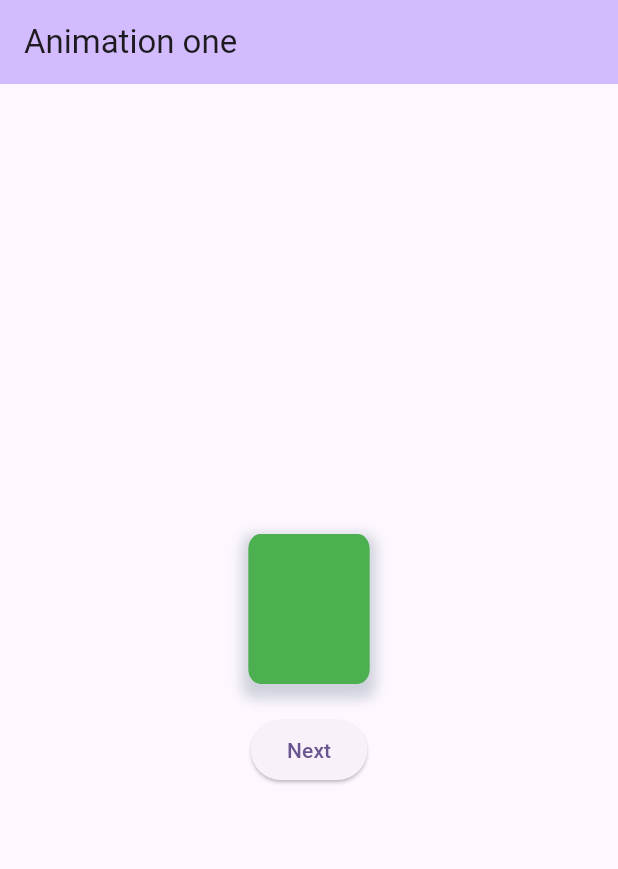
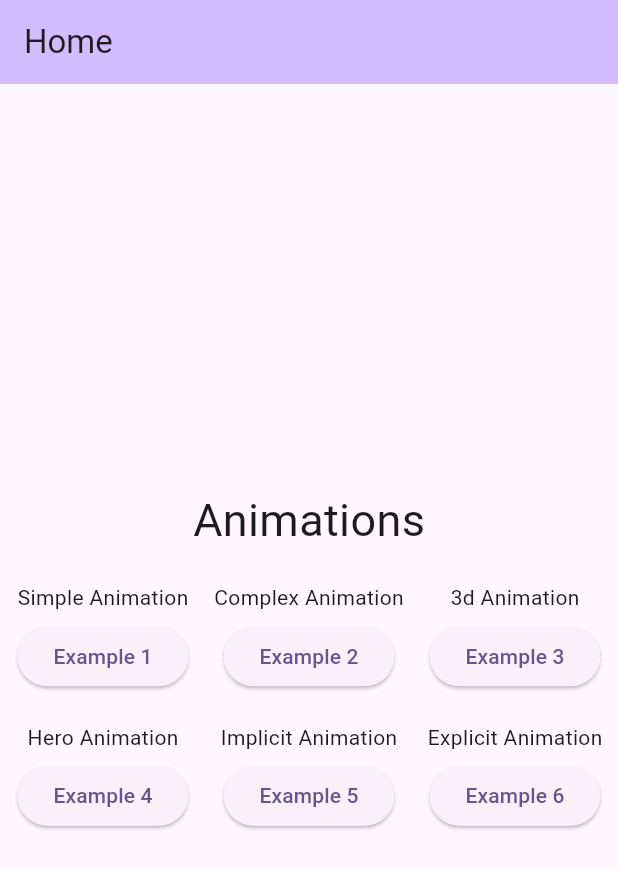
Before and after one commit to EasinHosen/animation_practice_flutter, a Flutter app: the screen it shows after launch, on a phone screen of 412 x 824 dp. Shown: the top 869 px of the screen. Run offline on Flutter 3.47's test engine with Material 2 defaults, Android fonts, the phone set to English and light mode, and no system bars.

Commit message:
feat: example five implicit animation feat: homepage added

```diff
--- a/lib/main.dart
+++ b/lib/main.dart
@@ -1,4 +1,4 @@
-import 'package:animation_practice/pages/example_one_page.dart';
+import 'package:animation_practice/pages/home_page.dart';
 import 'package:animation_practice/utils/app_routes.dart';
 import 'package:flutter/material.dart';
 
@@ -18,7 +18,7 @@ class MyApp extends StatelessWidget {
         useMaterial3: true,
       ),
       // home: const AnimationOnePage(),
-      initialRoute: ExampleOnePage.routeName,
+      initialRoute: HomePage.routeName,
       routes: AppRoute.routes,
     );
   }
--- /dev/null
+++ b/lib/pages/home_page.dart
@@ -0,0 +1,123 @@
+import 'package:animation_practice/pages/example_five_page.dart';
+import 'package:animation_practice/pages/example_four_page.dart';
+import 'package:flutter/material.dart';
+
+import 'example_one_page.dart';
+import 'example_three_page.dart';
+import 'example_two_page.dart';
+
+class HomePage extends StatelessWidget {
+  const HomePage({super.key});
+  static const String routeName = '/';
+
+  @override
+  Widget build(BuildContext context) {
+    return Scaffold(
+      appBar: AppBar(
+        title: const Text('Home'),
+        backgroundColor: Theme.of(context).colorScheme.inversePrimary,
+      ),
+      body: Center(
+        child: Column(
+          mainAxisAlignment: MainAxisAlignment.center,
+          children: [
+            const Text(
+              'Animations',
+              style: TextStyle(fontSize: 30),
+            ),
+            const SizedBox(
+              height: 20,
+            ),
+            Row(
+              children: [
+                Expanded(
+                  child: CustomTitledButton(
+                    title: 'Simple Animation',
+                    buttonText: 'Example 1',
+                    onPressed: () {
+                      Navigator.pushNamed(context, ExampleOnePage.routeName);
+                    },
+                  ),
+                ),
+                Expanded(
+                  child: CustomTitledButton(
+                    title: 'Complex Animation',
+                    buttonText: 'Example 2',
+                    onPressed: () {
+                      Navigator.pushNamed(context, ExampleTwoPage.routeName);
+                    },
+                  ),
+                ),
+                Expanded(
+                  child: CustomTitledButton(
+                    title: '3d Animation',
+                    buttonText: 'Example 3',
+                    onPressed: () {
+                      Navigator.pushNamed(context, ExampleThreePage.routeName);
+                    },
+                  ),
+                ),
+              ],
+            ),
+            const SizedBox(
+              height: 20,
+            ),
+            Row(
+              children: [
+                Expanded(
+                  child: CustomTitledButton(
+                    title: 'Hero Animation',
+                    buttonText: 'Example 4',
+                    onPressed: () {
+                      Navigator.pushNamed(context, ExampleFourPage.routeName);
+                    },
+                  ),
+                ),
+                Expanded(
+                  child: CustomTitledButton(
+                    title: 'Implicit Animation',
+                    buttonText: 'Example 5',
+                    onPressed: () {
+                      Navigator.pushNamed(context, ExampleFivePage.routeName);
+                    },
+                  ),
+                ),
+                Expanded(
+                  child: CustomTitledButton(
+                    title: 'Explicit Animation',
+                    buttonText: 'Example 6',
+                    onPressed: () {},
+                  ),
+                ),
+              ],
+            ),
+          ],
+        ),
+      ),
+    );
+  }
+}
+
+class CustomTitledButton extends StatelessWidget {
+  const CustomTitledButton(
+      {super.key,
+      required this.title,
+      required this.buttonText,
+      required this.onPressed});
+  final String title, buttonText;
+  final void Function()? onPressed;
+
+  @override
+  Widget build(BuildContext context) {
+    return Column(
+      crossAxisAlignment: CrossAxisAlignment.center,
+      children: [
+        Text(title),
+        const SizedBox(
+          height: 5,
+        ),
+        ElevatedButton(onPressed: onPressed, child: Text(buttonText))
+      ],
+    );
+  }
+}
--- a/lib/utils/app_routes.dart
+++ b/lib/utils/app_routes.dart
@@ -1,4 +1,6 @@
+import 'package:animation_practice/pages/example_five_page.dart';
 import 'package:animation_practice/pages/example_four_page2.dart';
+import 'package:animation_practice/pages/home_page.dart';
 import 'package:flutter/material.dart';
 
 import '../pages/example_four_page.dart';
@@ -8,10 +10,12 @@ import '../pages/example_two_page.dart';
 
 class AppRoute {
   static final Map<String, WidgetBuilder> routes = <String, WidgetBuilder>{
+    HomePage.routeName: (context) => const HomePage(),
     ExampleOnePage.routeName: (context) => const ExampleOnePage(),
     ExampleTwoPage.routeName: (context) => const ExampleTwoPage(),
     ExampleThreePage.routeName: (context) => const ExampleThreePage(),
     ExampleFourPage.routeName: (context) => const ExampleFourPage(),
     ExampleFourPage2.routeName: (context) => const ExampleFourPage2(),
+    ExampleFivePage.routeName: (context) => const ExampleFivePage(),
   };
 }
--- a/pubspec.yaml
+++ b/pubspec.yaml
@@ -59,8 +59,8 @@ flutter:
   uses-material-design: true
 
   # To add assets to your application, add an assets section, like this:
-  # assets:
-  #   - images/a_dot_burr.jpeg
+  assets:
+    - assets/images/
   #   - images/a_dot_ham.jpeg
 
   # An image asset can refer to one or more resolution-specific "variants", see
```
Also changed, not shown: lib/pages/example_five_page.dart (added, +56 -0 lines), assets/images/img.jpg (added).
